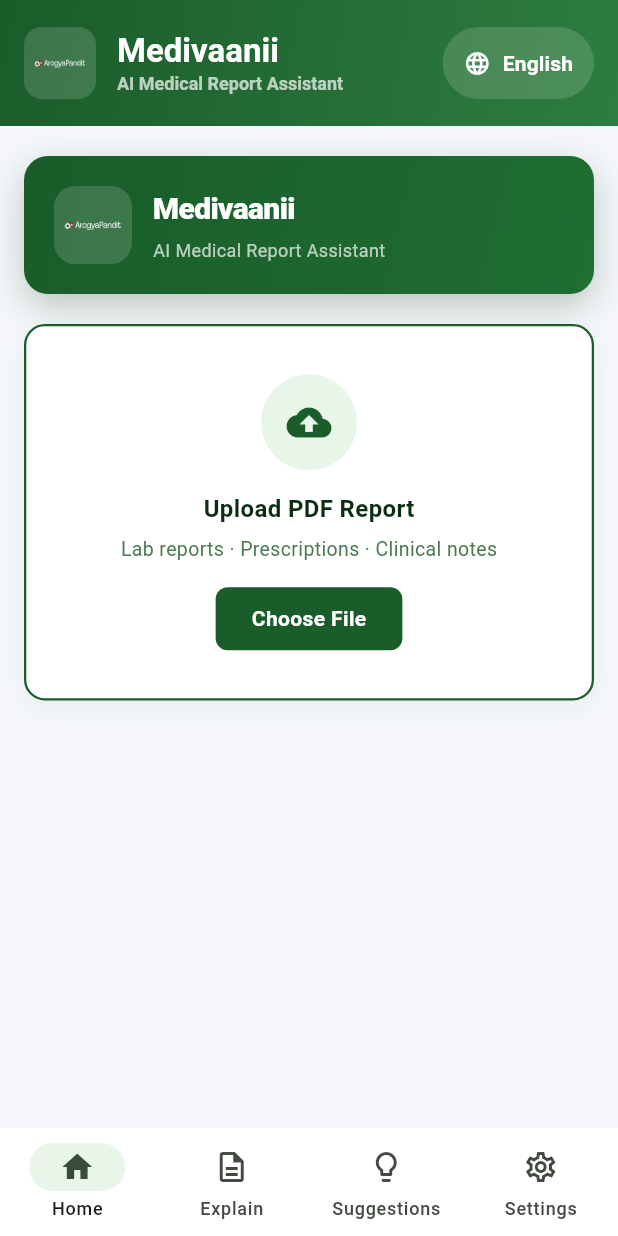
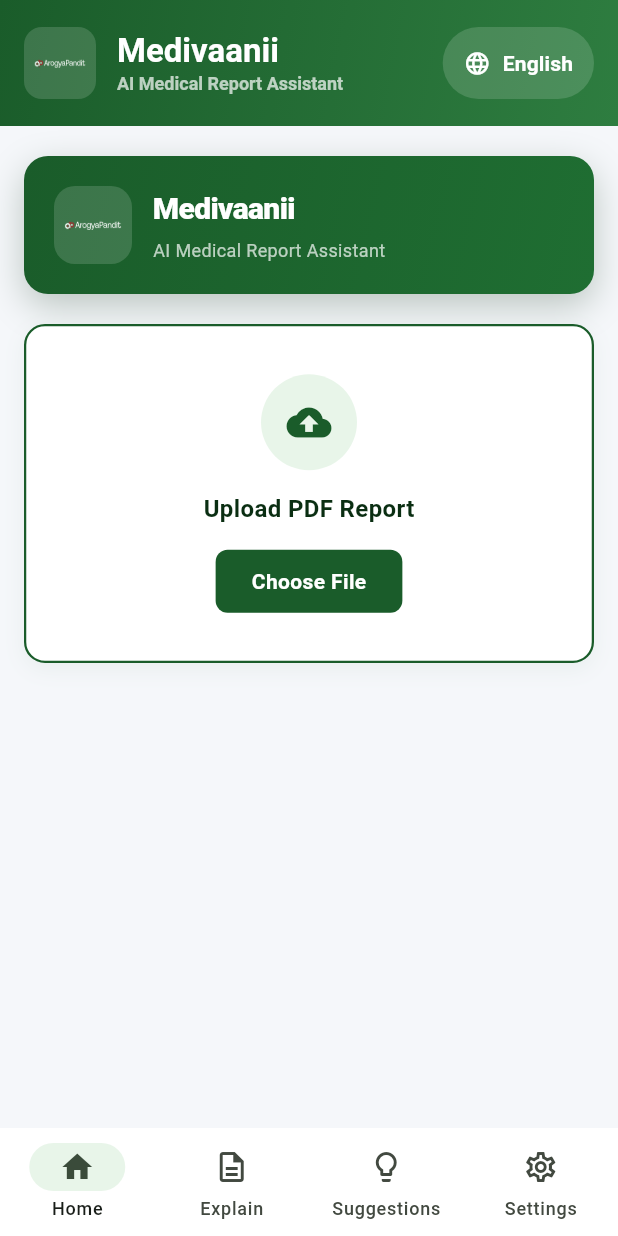
Before and after one commit to raghavmittal429-hash/Medical-Translation, a Flutter app: the screen it shows after launch, on a phone screen of 412 x 824 dp. Run offline on Flutter 3.47's test engine with Material 3 defaults, Android fonts, the phone set to English and light mode, and no system bars; our stand-ins replace file_picker, flutter_tts, pdf; missing offline and left inert: dart:html.

Commit message:
Remove subtitle text under Upload PDF Report button

```diff
--- a/flutter_app/lib/main.dart
+++ b/flutter_app/lib/main.dart
@@ -1416,10 +1416,6 @@ class _HomePageState extends State<HomePage> {
                               fontSize: 16,
                               fontWeight: FontWeight.w700,
                               color: AppColors.textPrimary)),
-                      const SizedBox(height: 6),
-                      const Text('Lab reports · Prescriptions · Clinical notes',
-                          style: TextStyle(
-                              fontSize: 13, color: AppColors.textSecondary)),
                       const SizedBox(height: 16),
                       Container(
                         padding: const EdgeInsets.symmetric(
```
